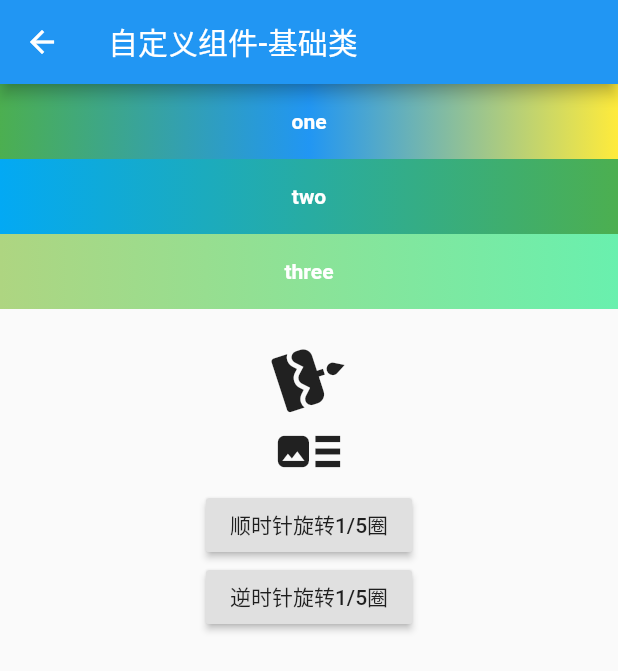
After one commit to ZeroMoment/FlutterLearning, a Flutter app: the CustomizeBasePage screen opened by its route, after a tap on "顺时针旋转1/5圈", on a phone screen of 412 x 824 dp. The commit adds this screen. Shown: the top 671 px of the screen. Run offline on Flutter 3.47's test engine with Material 2 defaults, Android fonts, the phone set to English and light mode, and no system bars.

Commit message:
自定义组件

```diff
--- /dev/null
+++ b/lib/cuswidget/gradient_button.dart
@@ -0,0 +1,60 @@
+
+import 'package:flutter/material.dart';
+
+///渐变色button
+class GradientButton extends StatelessWidget {
+
+  final List<Color> colors;
+  final double width;
+  final double height;
+
+  final Widget child;
+  final BorderRadius borderRadius;
+
+  //点击回调
+  final GestureTapCallback onPressed;
+
+  GradientButton({
+    this.colors, this.width, this.height, this.borderRadius, this.onPressed, @required this.child,
+  });
+
+  @override
+  Widget build(BuildContext context) {
+
+    ThemeData theme = Theme.of(context);
+
+    //确保colors数组不为空
+    List<Color> _colors = colors ??
+          [theme.primaryColor, theme.primaryColorDark ?? theme.primaryColor];
+
+    return DecoratedBox(
+        decoration: BoxDecoration(
+          gradient: LinearGradient(colors: _colors),
+          borderRadius: borderRadius
+        ),
+      child: Material(
+        type: MaterialType.transparency,
+        child: InkWell(
+          splashColor: _colors.last,
+          highlightColor: Colors.transparent,
+          borderRadius: borderRadius,
+          onTap: onPressed,
+          child: ConstrainedBox(
+              constraints: BoxConstraints.tightFor(width: width, height: height),
+            child: Center(
+              child: Padding(
+                padding: const EdgeInsets.all(8.0),
+                child: DefaultTextStyle(
+                    style: TextStyle(fontWeight: FontWeight.bold),
+                    child: child
+                ),
+              ),
+            ),
+          ),
+        ),
+      ),
+    );
+
+  }
+
+}
--- /dev/null
+++ b/lib/cuswidget/turn_box.dart
@@ -0,0 +1,61 @@
+
+import 'package:flutter/material.dart';
+
+///旋转子控件，带过渡动画
+class TurnBox extends StatefulWidget {
+
+  final double turns; //旋转的“圈”数,一圈为360度，如0.25圈即90度
+  final int speed; //过渡动画执行的总时长 毫秒
+  final Widget child;
+
+  const TurnBox({Key key, this.turns = .0, this.speed = 200, this.child}) : super(key: key);
+
+  @override
+  State<StatefulWidget> createState() {
+    return _TurnBoxState();
+  }
+
+}
+
+class _TurnBoxState extends State<TurnBox> with SingleTickerProviderStateMixin {
+  AnimationController _controller;
+
+  @override
+  void initState() {
+    super.initState();
+    _controller = new AnimationController(
+      vsync: this,
+      lowerBound: -double.infinity,
+      upperBound: double.infinity
+    );
+    _controller.value = widget.turns;
+  }
+
+  @override
+  Widget build(BuildContext context) {
+    return RotationTransition(
+        turns: _controller,
+      child: widget.child,
+    );
+  }
+
+  @override
+  void didUpdateWidget(covariant TurnBox oldWidget) {
+    super.didUpdateWidget(oldWidget);
+    //旋转角度发生变化时执行过渡动画
+    if(oldWidget.turns != widget.turns) {
+      _controller.animateTo(
+        widget.turns,
+        duration: Duration(milliseconds: widget.speed??200),
+        curve: Curves.easeOut
+      );
+    }
+  }
+
+  @override
+  void dispose() {
+    _controller.dispose();
+    super.dispose();
+  }
+
+}
--- a/lib/home_learning.dart
+++ b/lib/home_learning.dart
@@ -42,7 +42,8 @@ class _MyHomePageState extends State<MyHomePage> {
 
     _list..add("Animation")
       ..add("Shared")
-      ..add("MethodChannel");
+      ..add("MethodChannel")
+      ..add("customize");
 
   }
 
@@ -117,9 +118,13 @@ class _MyHomePageState extends State<MyHomePage> {
     if("Animation" == itemTxt) { //动画page
       Navigator.pushNamed(context, mRoutes.animationBasePage, arguments: "哈哈一笑");
     } else if("Shared" == itemTxt) { //共享page
-      Navigator.pushNamed(context, mRoutes.sharedBasePage);
+      Navigator.pushNamed(context, mRoutes.sharedBasePage).then((result) {
+        print("test- result:$result");
+      });
     } else if("MethodChannel" == itemTxt) {
       Navigator.pushNamed(context, mRoutes.methodChannelPage);
+    } else if("customize" == itemTxt) {
+      Navigator.pushNamed(context, mRoutes.customizeBasePage);
     }
   }
 
--- a/lib/module/animation/animation_scale_page.dart
+++ b/lib/module/animation/animation_scale_page.dart
@@ -23,7 +23,7 @@ class _AniamtionScalePageState extends State<AnimationScalePage> with SingleTick
     print("scale-arg:${widget.testTitle}---${widget.testSub}");
 
     controller = new AnimationController(
-        duration: const Duration(seconds: 3),
+      duration: const Duration(seconds: 3),
         vsync: this
     );
 
--- /dev/null
+++ b/lib/module/customize/customize_base_page.dart
@@ -0,0 +1,97 @@
+import 'package:flutter/material.dart';
+import 'package:flutter_learning/cuswidget/gradient_button.dart';
+import 'package:flutter_learning/cuswidget/turn_box.dart';
+
+class CustomizeBasePage extends StatefulWidget {
+  @override
+  State<StatefulWidget> createState() {
+    return _CustomizeBaseState();
+  }
+}
+
+class _CustomizeBaseState extends State<CustomizeBasePage> {
+  double _turnsOne = .0;
+  double _turnsTwo = .0;
+
+  @override
+  Widget build(BuildContext context) {
+    return Scaffold(
+      appBar: AppBar(
+        title: Text("自定义组件-基础类"),
+      ),
+      body: bodyWidget(),
+    );
+  }
+
+  bodyWidget() {
+    return Column(
+      children: [
+        GradientButton(
+          colors: [Colors.green, Colors.blue, Colors.yellow],
+          height: 50.0,
+          child: Text("one"),
+          onPressed: onTap1,
+        ),
+        GradientButton(
+          colors: [Colors.lightBlue, Colors.green],
+          height: 50.0,
+          child: Text("two"),
+          onPressed: onTap2,
+        ),
+        GradientButton(
+          colors: [Colors.lightGreen[300], Colors.greenAccent],
+          height: 50.0,
+          child: Text("three"),
+          onPressed: onTap3,
+        ),
+        SizedBox(
+          height: 20,
+        ),
+        TurnBox(
+          turns: _turnsOne,
+          speed: 500,
+          child: Icon(
+            Icons.cake,
+            size: 50,
+          ),
+        ),
+        TurnBox(
+          turns: _turnsTwo,
+          speed: 500,
+          child: Icon(
+            Icons.art_track,
+            size: 50,
+          ),
+        ),
+        RaisedButton(
+          child: Text("顺时针旋转1/5圈"),
+          onPressed: () {
+            setState(() {
+              _turnsOne += .2;
+            });
+          },
+        ),
+        RaisedButton(
+          child: Text("逆时针旋转1/5圈"),
+          onPressed: () {
+            setState(() {
+              _turnsTwo -= .2;
+            });
+          },
+        )
+      ],
+    );
+  }
+
+  onTap1() {
+    print("111 btn click");
+  }
+
+  onTap2() {
+    print("222 btn click");
+  }
+
+  onTap3() {
+    print("333 btn click");
+  }
+}
--- a/lib/module/shared/shared_base_page.dart
+++ b/lib/module/shared/shared_base_page.dart
@@ -30,6 +30,12 @@ class _SharedBasePageState extends State<SharedBasePage> {
   Widget build(BuildContext context) {
     return Scaffold(
       appBar: AppBar(
+        leading: GestureDetector(
+          onTap: (){
+            Navigator.of(context).pop("hah啊  测试返回的值123456");
+          },
+          child: Icon(Icons.arrow_back),
+        ),
         title: Text("Shared Base"),
       ),
       body: isDataInited
--- a/lib/route/routes.dart
+++ b/lib/route/routes.dart
@@ -7,6 +7,7 @@ import 'package:flutter_learning/module/animation/animation_hero_b_page.dart';
 import 'package:flutter_learning/module/animation/animation_stagger_page.dart';
 import 'package:flutter_learning/module/animation/animation_switcher_page.dart';
 import 'package:flutter_learning/module/animation/animation_widget_page.dart';
+import 'package:flutter_learning/module/customize/customize_base_page.dart';
 import 'package:flutter_learning/module/methodchannel/channel_test_page.dart';
 import 'package:flutter_learning/module/methodchannel/channel_view_page.dart';
 import 'package:flutter_learning/module/methodchannel/channel_viewcontrol_page.dart';
@@ -38,6 +39,8 @@ final String methodChannelPage = '/MethodChannelPage';
 final String channelViewPage = '/ChannelViewPage';
 final String channelContolViewPage = '/ChannelViewControlPage';
 
+final String customizeBasePage = '/CustomizeBasePage';
+
 // 配置路由命名信息
 final routes = {
   home: (context) => MyHomePage(title: 'Flutter Learning Home Page'),
@@ -65,7 +68,10 @@ final routes = {
 
   methodChannelPage: (context) => ChannelTestPage(),
   channelViewPage: (context) => ChannelViewPage(),
-  channelContolViewPage: (context) => ChannelViewControlPage()
+  channelContolViewPage: (context) => ChannelViewControlPage(),
+
+  customizeBasePage: (context) => CustomizeBasePage(),
+
 };
 
 class UnknownPage extends StatelessWidget {
```
Also changed, not shown: pubspec.lock, 1 other file.
